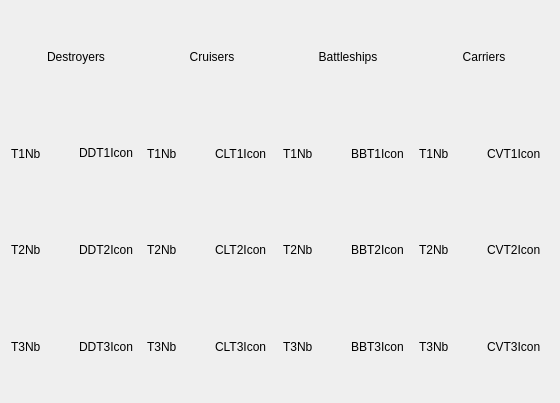
Sugihiru/Azur-Iris, file azuriris/ui/ui/module_retrofit.ui: the form before one commit.
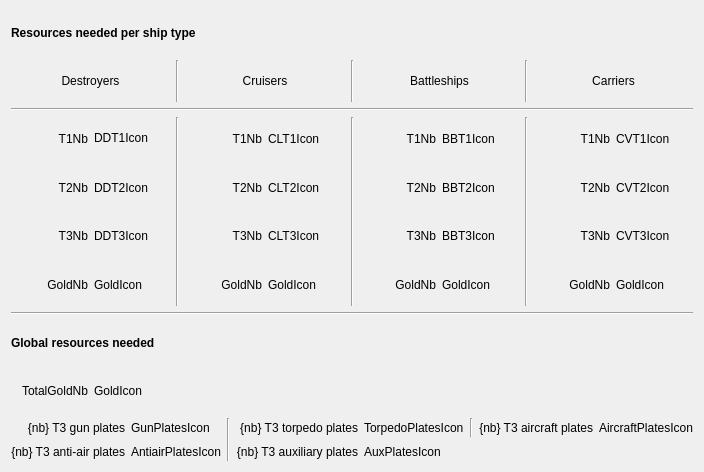
The form after the commit.

Commit message: Added more infos on global retrofit costs

The edit to the form file:
```diff
--- a/azuriris/ui/ui/module_retrofit.ui
+++ b/azuriris/ui/ui/module_retrofit.ui
@@ -6,67 +6,479 @@
    <rect>
     <x>0</x>
     <y>0</y>
-    <width>560</width>
-    <height>403</height>
+    <width>697</width>
+    <height>472</height>
    </rect>
   </property>
   <property name="windowTitle">
    <string>Form</string>
   </property>
   <layout class="QGridLayout" name="gridLayout">
-   <item row="2" column="0">
+   <item row="4" column="9">
+    <widget class="QLabel" name="carriersT2NbLabel">
+     <property name="text">
+      <string>T2Nb</string>
+     </property>
+     <property name="alignment">
+      <set>Qt::AlignRight|Qt::AlignTrailing|Qt::AlignVCenter</set>
+     </property>
+    </widget>
+   </item>
+   <item row="3" column="6">
+    <widget class="QLabel" name="battleshipsT1NbLabel">
+     <property name="text">
+      <string>T1Nb</string>
+     </property>
+     <property name="alignment">
+      <set>Qt::AlignRight|Qt::AlignTrailing|Qt::AlignVCenter</set>
+     </property>
+    </widget>
+   </item>
+   <item row="4" column="0">
     <widget class="QLabel" name="destroyersT2NbLabel">
      <property name="text">
       <string>T2Nb</string>
      </property>
+     <property name="alignment">
+      <set>Qt::AlignRight|Qt::AlignTrailing|Qt::AlignVCenter</set>
+     </property>
     </widget>
    </item>
-   <item row="1" column="5">
-    <widget class="QLabel" name="battleshipsT1IconLabel">
+   <item row="0" column="0" colspan="11">
+    <widget class="QLabel" name="titlePerShipTypeLabel">
+     <property name="font">
+      <font>
+       <weight>75</weight>
+       <bold>true</bold>
+      </font>
+     </property>
      <property name="text">
-      <string>BBT1Icon</string>
+      <string>Resources needed per ship type</string>
      </property>
     </widget>
    </item>
-   <item row="1" column="6">
-    <widget class="QLabel" name="carriersT1NbLabel">
+   <item row="3" column="10">
+    <widget class="QLabel" name="carriersT1IconLabel">
      <property name="text">
-      <string>T1Nb</string>
+      <string>CVT1Icon</string>
      </property>
     </widget>
    </item>
-   <item row="1" column="0">
-    <widget class="QLabel" name="destroyersT1NbLabel">
+   <item row="6" column="3">
+    <widget class="QLabel" name="cruisersGoldNbLabel">
      <property name="text">
+      <string>GoldNb</string>
+     </property>
+     <property name="alignment">
+      <set>Qt::AlignRight|Qt::AlignTrailing|Qt::AlignVCenter</set>
+     </property>
+    </widget>
+   </item>
+   <item row="5" column="6">
+    <widget class="QLabel" name="battleshipsT3NbLabel">
+     <property name="text">
+      <string>T3Nb</string>
+     </property>
+     <property name="alignment">
+      <set>Qt::AlignRight|Qt::AlignTrailing|Qt::AlignVCenter</set>
+     </property>
+    </widget>
+   </item>
+   <item row="5" column="7">
+    <widget class="QLabel" name="battleshipsT3IconLabel">
+     <property name="text">
+      <string>BBT3Icon</string>
+     </property>
+    </widget>
+   </item>
+   <item row="8" column="0" colspan="11">
+    <widget class="QLabel" name="titleGlobalNeededLabel">
+     <property name="font">
+      <font>
+       <weight>75</weight>
+       <bold>true</bold>
+      </font>
+     </property>
+     <property name="text">
+      <string>Global resources needed</string>
+     </property>
+    </widget>
+   </item>
+   <item row="4" column="10">
+    <widget class="QLabel" name="carriersT2IconLabel">
+     <property name="text">
+      <string>CVT2Icon</string>
+     </property>
+    </widget>
+   </item>
+   <item row="3" column="3">
+    <widget class="QLabel" name="cruisersT1NbLabel">
+     <property name="text">
       <string>T1Nb</string>
      </property>
+     <property name="alignment">
+      <set>Qt::AlignRight|Qt::AlignTrailing|Qt::AlignVCenter</set>
+     </property>
     </widget>
    </item>
    <item row="3" column="0">
+    <widget class="QLabel" name="destroyersT1NbLabel">
+     <property name="text">
+      <string>T1Nb</string>
+     </property>
+     <property name="alignment">
+      <set>Qt::AlignRight|Qt::AlignTrailing|Qt::AlignVCenter</set>
+     </property>
+    </widget>
+   </item>
+   <item row="6" column="10">
+    <widget class="QLabel" name="carriersGoldIconLabel">
+     <property name="text">
+      <string>GoldIcon</string>
+     </property>
+    </widget>
+   </item>
+   <item row="1" column="3" colspan="2">
+    <widget class="QLabel" name="cruisersLabel">
+     <property name="text">
+      <string>Cruisers</string>
+     </property>
+     <property name="alignment">
+      <set>Qt::AlignCenter</set>
+     </property>
+    </widget>
+   </item>
+   <item row="5" column="3">
+    <widget class="QLabel" name="cruisersT3NbLabel">
+     <property name="text">
+      <string>T3Nb</string>
+     </property>
+     <property name="alignment">
+      <set>Qt::AlignRight|Qt::AlignTrailing|Qt::AlignVCenter</set>
+     </property>
+    </widget>
+   </item>
+   <item row="5" column="0">
     <widget class="QLabel" name="destroyersT3NbLabel">
      <property name="text">
       <string>T3Nb</string>
      </property>
+     <property name="alignment">
+      <set>Qt::AlignRight|Qt::AlignTrailing|Qt::AlignVCenter</set>
+     </property>
     </widget>
    </item>
-   <item row="0" column="0" colspan="2">
-    <widget class="QLabel" name="destroyersLabel">
+   <item row="7" column="0" colspan="11">
+    <widget class="Line" name="line_6">
+     <property name="orientation">
+      <enum>Qt::Horizontal</enum>
+     </property>
+    </widget>
+   </item>
+   <item row="1" column="6" colspan="2">
+    <widget class="QLabel" name="battleshipsLabel">
      <property name="text">
-      <string>Destroyers</string>
+      <string>Battleships</string>
      </property>
      <property name="alignment">
       <set>Qt::AlignCenter</set>
      </property>
     </widget>
    </item>
-   <item row="1" column="3">
+   <item row="9" column="1">
+    <widget class="QLabel" name="totalGoldIconLabel">
+     <property name="text">
+      <string>GoldIcon</string>
+     </property>
+    </widget>
+   </item>
+   <item row="5" column="10">
+    <widget class="QLabel" name="carriersT3IconLabel">
+     <property name="text">
+      <string>CVT3Icon</string>
+     </property>
+    </widget>
+   </item>
+   <item row="9" column="0">
+    <widget class="QLabel" name="totalGoldNbLabel">
+     <property name="text">
+      <string>TotalGoldNb</string>
+     </property>
+     <property name="alignment">
+      <set>Qt::AlignRight|Qt::AlignTrailing|Qt::AlignVCenter</set>
+     </property>
+    </widget>
+   </item>
+   <item row="4" column="7">
+    <widget class="QLabel" name="battleshipsT2IconLabel">
+     <property name="text">
+      <string>BBT2Icon</string>
+     </property>
+    </widget>
+   </item>
+   <item row="3" column="4">
     <widget class="QLabel" name="cruisersT1IconLabel">
      <property name="text">
       <string>CLT1Icon</string>
      </property>
     </widget>
    </item>
-   <item row="1" column="1">
+   <item row="6" column="1">
+    <widget class="QLabel" name="destroyersGoldIconLabel">
+     <property name="text">
+      <string>GoldIcon</string>
+     </property>
+    </widget>
+   </item>
+   <item row="10" column="0" colspan="11">
+    <layout class="QGridLayout" name="platesGridLayout">
+     <item row="0" column="2" rowspan="2">
+      <widget class="Line" name="line_4">
+       <property name="orientation">
+        <enum>Qt::Vertical</enum>
+       </property>
+      </widget>
+     </item>
+     <item row="1" column="0">
+      <widget class="QLabel" name="antiairPlatesNbLabel">
+       <property name="text">
+        <string>{nb} T3 anti-air plates</string>
+       </property>
+       <property name="alignment">
+        <set>Qt::AlignRight|Qt::AlignTrailing|Qt::AlignVCenter</set>
+       </property>
+      </widget>
+     </item>
+     <item row="0" column="0">
+      <widget class="QLabel" name="gunPlatesNbLabel">
+       <property name="text">
+        <string>{nb} T3 gun plates</string>
+       </property>
+       <property name="alignment">
+        <set>Qt::AlignRight|Qt::AlignTrailing|Qt::AlignVCenter</set>
+       </property>
+      </widget>
+     </item>
+     <item row="1" column="1">
+      <widget class="QLabel" name="antiairPlatesIconLabel">
+       <property name="text">
+        <string>AntiairPlatesIcon</string>
+       </property>
+      </widget>
+     </item>
+     <item row="1" column="4">
+      <widget class="QLabel" name="auxPlatesIconLabel">
+       <property name="text">
+        <string>AuxPlatesIcon</string>
+       </property>
+      </widget>
+     </item>
+     <item row="0" column="4">
+      <widget class="QLabel" name="torpedoPlatesIconLabel">
+       <property name="text">
+        <string>TorpedoPlatesIcon</string>
+       </property>
+      </widget>
+     </item>
+     <item row="0" column="1">
+      <widget class="QLabel" name="gunPlatesIconLabel">
+       <property name="text">
+        <string>GunPlatesIcon</string>
+       </property>
+      </widget>
+     </item>
+     <item row="0" column="6">
+      <widget class="QLabel" name="aircraftPlatesNbLabel">
+       <property name="text">
+        <string>{nb} T3 aircraft plates</string>
+       </property>
+       <property name="alignment">
+        <set>Qt::AlignRight|Qt::AlignTrailing|Qt::AlignVCenter</set>
+       </property>
+      </widget>
+     </item>
+     <item row="1" column="3">
+      <widget class="QLabel" name="auxPlatesNbLabel">
+       <property name="text">
+        <string>{nb} T3 auxiliary plates</string>
+       </property>
+       <property name="alignment">
+        <set>Qt::AlignRight|Qt::AlignTrailing|Qt::AlignVCenter</set>
+       </property>
+      </widget>
+     </item>
+     <item row="0" column="3">
+      <widget class="QLabel" name="torpedoPlatesNbLabel">
+       <property name="text">
+        <string>{nb} T3 torpedo plates</string>
+       </property>
+       <property name="alignment">
+        <set>Qt::AlignRight|Qt::AlignTrailing|Qt::AlignVCenter</set>
+       </property>
+      </widget>
+     </item>
+     <item row="0" column="7">
+      <widget class="QLabel" name="aircraftPlatesIconLabel">
+       <property name="text">
+        <string>AircraftPlatesIcon</string>
+       </property>
+      </widget>
+     </item>
+     <item row="0" column="5">
+      <widget class="Line" name="line_5">
+       <property name="orientation">
+        <enum>Qt::Vertical</enum>
+       </property>
+      </widget>
+     </item>
+    </layout>
+   </item>
+   <item row="3" column="7">
+    <widget class="QLabel" name="battleshipsT1IconLabel">
+     <property name="text">
+      <string>BBT1Icon</string>
+     </property>
+    </widget>
+   </item>
+   <item row="6" column="4">
+    <widget class="QLabel" name="cruisersGoldIconLabel">
+     <property name="text">
+      <string>GoldIcon</string>
+     </property>
+    </widget>
+   </item>
+   <item row="5" column="9">
+    <widget class="QLabel" name="carriersT3NbLabel">
+     <property name="text">
+      <string>T3Nb</string>
+     </property>
+     <property name="alignment">
+      <set>Qt::AlignRight|Qt::AlignTrailing|Qt::AlignVCenter</set>
+     </property>
+    </widget>
+   </item>
+   <item row="6" column="6">
+    <widget class="QLabel" name="battleshipsGoldNbLabel">
+     <property name="text">
+      <string>GoldNb</string>
+     </property>
+     <property name="alignment">
+      <set>Qt::AlignRight|Qt::AlignTrailing|Qt::AlignVCenter</set>
+     </property>
+    </widget>
+   </item>
+   <item row="4" column="6">
+    <widget class="QLabel" name="battleshipsT2NbLabel">
+     <property name="text">
+      <string>T2Nb</string>
+     </property>
+     <property name="alignment">
+      <set>Qt::AlignRight|Qt::AlignTrailing|Qt::AlignVCenter</set>
+     </property>
+    </widget>
+   </item>
+   <item row="4" column="1">
+    <widget class="QLabel" name="destroyersT2IconLabel">
+     <property name="text">
+      <string>DDT2Icon</string>
+     </property>
+    </widget>
+   </item>
+   <item row="4" column="4">
+    <widget class="QLabel" name="cruisersT2IconLabel">
+     <property name="text">
+      <string>CLT2Icon</string>
+     </property>
+    </widget>
+   </item>
+   <item row="1" column="0" colspan="2">
+    <widget class="QLabel" name="destroyersLabel">
+     <property name="text">
+      <string>Destroyers</string>
+     </property>
+     <property name="alignment">
+      <set>Qt::AlignCenter</set>
+     </property>
+    </widget>
+   </item>
+   <item row="6" column="7">
+    <widget class="QLabel" name="battleshipsGoldIconLabel">
+     <property name="text">
+      <string>GoldIcon</string>
+     </property>
+    </widget>
+   </item>
+   <item row="4" column="3">
+    <widget class="QLabel" name="cruisersT2NbLabel">
+     <property name="text">
+      <string>T2Nb</string>
+     </property>
+     <property name="alignment">
+      <set>Qt::AlignRight|Qt::AlignTrailing|Qt::AlignVCenter</set>
+     </property>
+    </widget>
+   </item>
+   <item row="1" column="9" colspan="2">
+    <widget class="QLabel" name="carriersLabel">
+     <property name="text">
+      <string>Carriers</string>
+     </property>
+     <property name="alignment">
+      <set>Qt::AlignCenter</set>
+     </property>
+    </widget>
+   </item>
+   <item row="6" column="9">
+    <widget class="QLabel" name="carriersGoldNbLabel">
+     <property name="text">
+      <string>GoldNb</string>
+     </property>
+     <property name="alignment">
+      <set>Qt::AlignRight|Qt::AlignTrailing|Qt::AlignVCenter</set>
+     </property>
+    </widget>
+   </item>
+   <item row="3" column="9">
+    <widget class="QLabel" name="carriersT1NbLabel">
+     <property name="text">
+      <string>T1Nb</string>
+     </property>
+     <property name="alignment">
+      <set>Qt::AlignRight|Qt::AlignTrailing|Qt::AlignVCenter</set>
+     </property>
+    </widget>
+   </item>
+   <item row="5" column="11">
+    <spacer name="horizontalSpacer">
+     <property name="orientation">
+      <enum>Qt::Horizontal</enum>
+     </property>
+     <property name="sizeHint" stdset="0">
+      <size>
+       <width>40</width>
+       <height>20</height>
+      </size>
+     </property>
+    </spacer>
+   </item>
+   <item row="6" column="0">
+    <widget class="QLabel" name="destroyersGoldNbLabel">
+     <property name="text">
+      <string>GoldNb</string>
+     </property>
+     <property name="alignment">
+      <set>Qt::AlignRight|Qt::AlignTrailing|Qt::AlignVCenter</set>
+     </property>
+    </widget>
+   </item>
+   <item row="5" column="4">
+    <widget class="QLabel" name="cruisersT3IconLabel">
+     <property name="text">
+      <string>CLT3Icon</string>
+     </property>
+    </widget>
+   </item>
+   <item row="3" column="1">
     <widget class="QLabel" name="destroyersT1IconLabel">
      <property name="text">
       <string>DDT1Icon</string>
@@ -76,152 +488,59 @@
      </property>
     </widget>
    </item>
-   <item row="3" column="1">
+   <item row="5" column="1">
     <widget class="QLabel" name="destroyersT3IconLabel">
      <property name="text">
       <string>DDT3Icon</string>
      </property>
     </widget>
    </item>
-   <item row="1" column="4">
-    <widget class="QLabel" name="battleshipsT1NbLabel">
-     <property name="text">
-      <string>T1Nb</string>
+   <item row="3" column="2" rowspan="4">
+    <widget class="Line" name="line">
+     <property name="orientation">
+      <enum>Qt::Vertical</enum>
+     </property>
+    </widget>
+   </item>
+   <item row="3" column="5" rowspan="4">
+    <widget class="Line" name="line_2">
+     <property name="orientation">
+      <enum>Qt::Vertical</enum>
+     </property>
+    </widget>
+   </item>
+   <item row="3" column="8" rowspan="4">
+    <widget class="Line" name="line_3">
+     <property name="orientation">
+      <enum>Qt::Vertical</enum>
+     </property>
+    </widget>
+   </item>
+   <item row="2" column="0" colspan="11">
+    <widget class="Line" name="line_7">
+     <property name="orientation">
+      <enum>Qt::Horizontal</enum>
      </property>
     </widget>
    </item>
    <item row="1" column="2">
-    <widget class="QLabel" name="cruisersT1NbLabel">
-     <property name="text">
-      <string>T1Nb</string>
+    <widget class="Line" name="line_8">
+     <property name="orientation">
+      <enum>Qt::Vertical</enum>
      </property>
     </widget>
    </item>
-   <item row="0" column="2" colspan="2">
-    <widget class="QLabel" name="cruisersLabel">
-     <property name="text">
-      <string>Cruisers</string>
+   <item row="1" column="5">
+    <widget class="Line" name="line_9">
+     <property name="orientation">
+      <enum>Qt::Vertical</enum>
      </property>
-     <property name="alignment">
-      <set>Qt::AlignCenter</set>
-     </property>
     </widget>
    </item>
-   <item row="2" column="1">
-    <widget class="QLabel" name="destroyersT2IconLabel">
-     <property name="text">
-      <string>DDT2Icon</string>
-     </property>
-    </widget>
-   </item>
-   <item row="1" column="7">
-    <widget class="QLabel" name="carriersT1IconLabel">
-     <property name="text">
-      <string>CVT1Icon</string>
-     </property>
-    </widget>
-   </item>
-   <item row="0" column="4" colspan="2">
-    <widget class="QLabel" name="battleshipsLabel">
-     <property name="text">
-      <string>Battleships</string>
-     </property>
-     <property name="alignment">
-      <set>Qt::AlignCenter</set>
-     </property>
-    </widget>
-   </item>
-   <item row="0" column="6" colspan="2">
-    <widget class="QLabel" name="carriersLabel">
-     <property name="text">
-      <string>Carriers</string>
-     </property>
-     <property name="alignment">
-      <set>Qt::AlignCenter</set>
-     </property>
-    </widget>
-   </item>
-   <item row="2" column="2">
-    <widget class="QLabel" name="cruisersT2NbLabel">
-     <property name="text">
-      <string>T2Nb</string>
-     </property>
-    </widget>
-   </item>
-   <item row="3" column="2">
-    <widget class="QLabel" name="cruisersT3NbLabel">
-     <property name="text">
-      <string>T3Nb</string>
-     </property>
-    </widget>
-   </item>
-   <item row="2" column="3">
-    <widget class="QLabel" name="cruisersT2IconLabel">
-     <property name="text">
-      <string>CLT2Icon</string>
-     </property>
-    </widget>
-   </item>
-   <item row="3" column="3">
-    <widget class="QLabel" name="cruisersT3IconLabel">
-     <property name="text">
-      <string>CLT3Icon</string>
-     </property>
-    </widget>
-   </item>
-   <item row="2" column="4">
-    <widget class="QLabel" name="battleshipsT2NbLabel">
-     <property name="text">
-      <string>T2Nb</string>
-     </property>
-    </widget>
-   </item>
-   <item row="3" column="4">
-    <widget class="QLabel" name="battleshipsT3NbLabel">
-     <property name="text">
-      <string>T3Nb</string>
-     </property>
-    </widget>
-   </item>
-   <item row="2" column="5">
-    <widget class="QLabel" name="battleshipsT2IconLabel">
-     <property name="text">
-      <string>BBT2Icon</string>
-     </property>
-    </widget>
-   </item>
-   <item row="3" column="5">
-    <widget class="QLabel" name="battleshipsT3IconLabel">
-     <property name="text">
-      <string>BBT3Icon</string>
-     </property>
-    </widget>
-   </item>
-   <item row="2" column="6">
-    <widget class="QLabel" name="carriersT2NbLabel">
-     <property name="text">
-      <string>T2Nb</string>
-     </property>
-    </widget>
-   </item>
-   <item row="2" column="7">
-    <widget class="QLabel" name="carriersT2IconLabel">
-     <property name="text">
-      <string>CVT2Icon</string>
-     </property>
-    </widget>
-   </item>
-   <item row="3" column="6">
-    <widget class="QLabel" name="carriersT3NbLabel">
-     <property name="text">
-      <string>T3Nb</string>
-     </property>
-    </widget>
-   </item>
-   <item row="3" column="7">
-    <widget class="QLabel" name="carriersT3IconLabel">
-     <property name="text">
-      <string>CVT3Icon</string>
+   <item row="1" column="8">
+    <widget class="Line" name="line_10">
+     <property name="orientation">
+      <enum>Qt::Vertical</enum>
      </property>
     </widget>
    </item>
```
The commit also changes 11 other files.
